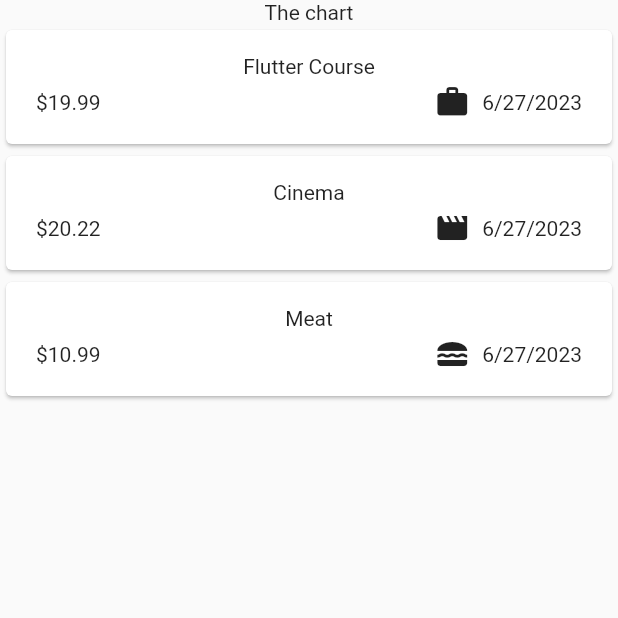
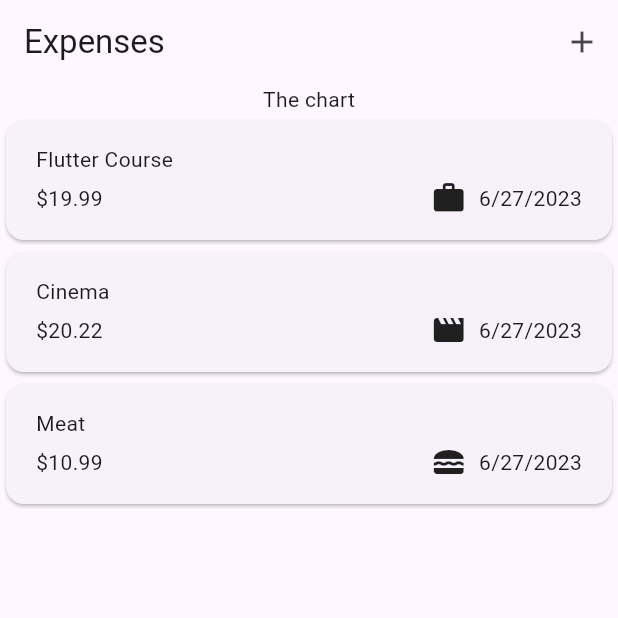
Before and after one commit to baralisachin10/add-your-expenses, a Flutter app: the screen it shows after launch, on a phone screen of 412 x 824 dp, the top half of it. Run offline on Flutter 3.47's test engine with Material 2 defaults, Android fonts, the phone set to English and light mode, and no system bars.

Commit message:
some changes

```diff
--- a/lib/widgets/expense-list/expense_items.dart
+++ b/lib/widgets/expense-list/expense_items.dart
@@ -14,12 +14,15 @@
           vertical: 16,
           horizontal: 20,
         ),
-        child: Column(children: [
+        child: Column(
+          crossAxisAlignment: CrossAxisAlignment.start,
+          children: [
             Text(expense.title),
             const SizedBox(
               height: 4,
             ),
-          Row(children: [
+            Row(
+              children: [
                 Text('\$${expense.amount.toStringAsFixed(2)}'),
                 const Spacer(),
                 Row(
@@ -31,8 +34,10 @@
                     Text(expense.formattedDate),
                   ],
                 ),
-          ])
-        ]),
+              ],
+            )
+          ],
+        ),
       ),
     );
   }
--- a/lib/widgets/expenses_screen.dart
+++ b/lib/widgets/expenses_screen.dart
@@ -1,4 +1,5 @@
 import 'package:add_your_expenses/widgets/expense-list/expenses_list.dart';
+import 'package:add_your_expenses/widgets/new_expense.dart';
 import 'package:flutter/material.dart';
 
 import '../models/expense.dart';
@@ -32,9 +33,26 @@
     ),
   ];
 
+  // function for clicking the add icon
+  void _openAddExpenseOverlay() {
+    showModalBottomSheet(
+      context: context,
+      builder: (ctx) => const AddExpense(),
+    );
+  }
+
   @override
   Widget build(BuildContext context) {
     return Scaffold(
+      appBar: AppBar(
+        title: const Text('Expenses'),
+        actions: [
+          IconButton(
+            icon: const Icon(Icons.add),
+            onPressed: _openAddExpenseOverlay,
+          ),
+        ],
+      ),
       body: Column(
         children: [
           const Text('The chart'),
```
Also changed, not shown: lib/main.dart (+7 -4 lines), lib/widgets/new_expense.dart (added, +70 -0 lines). Lines whose indentation alone changed are shown as unchanged.
